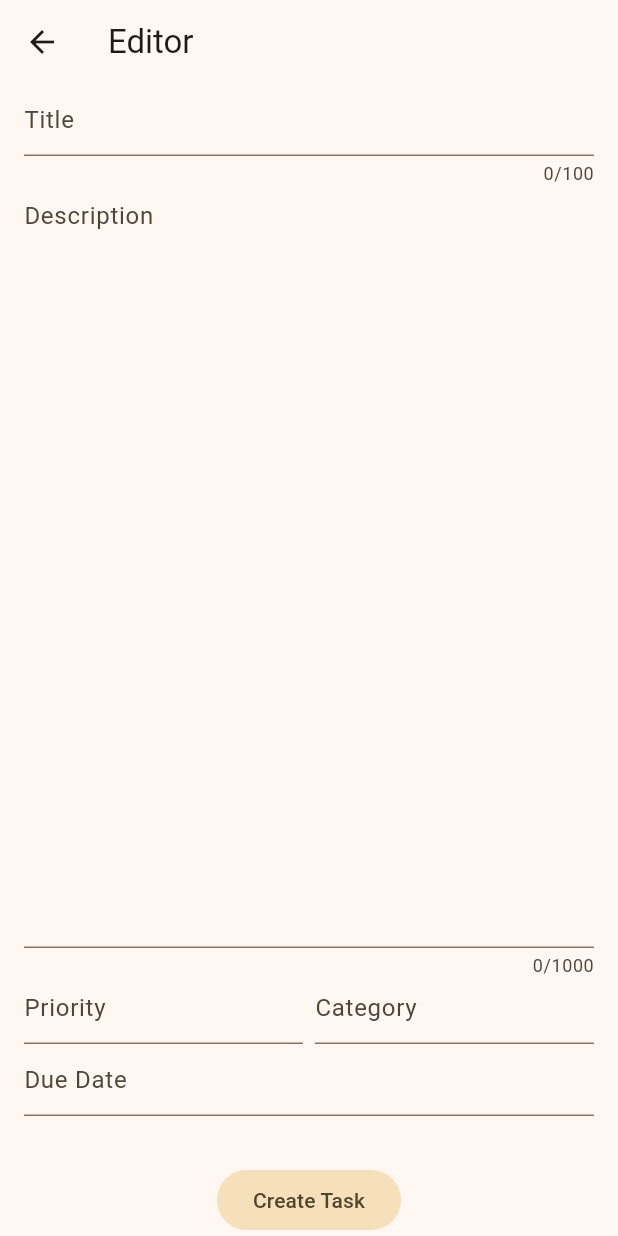
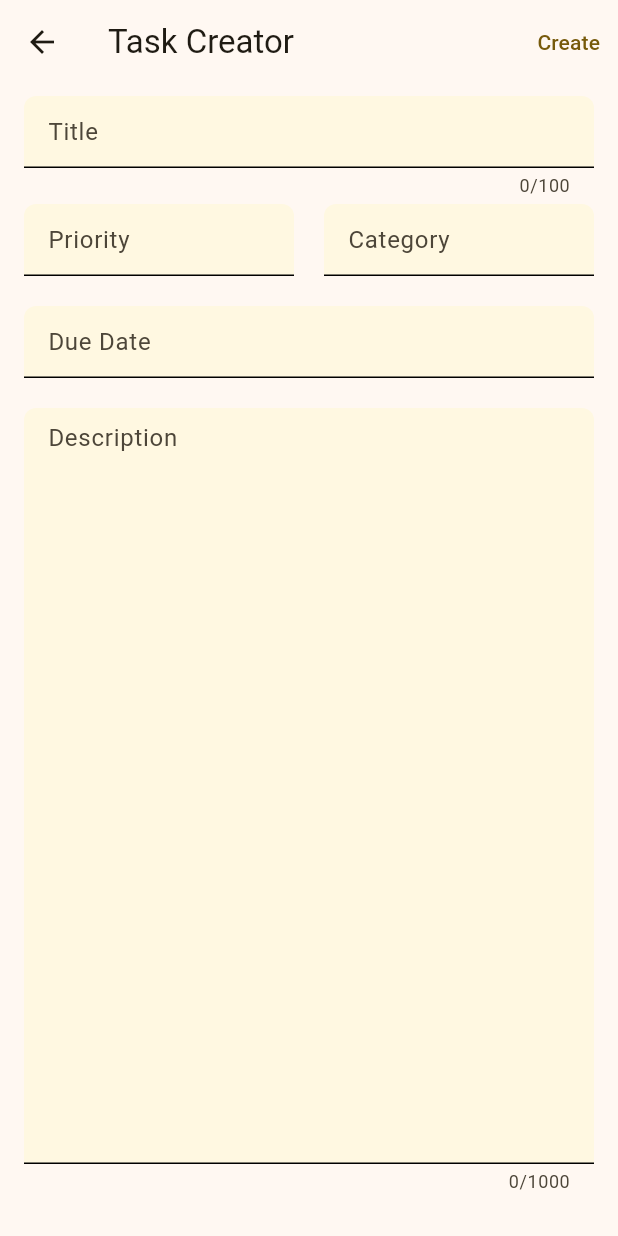
Before and after one commit to artem-petrushenko/taskhub, a Flutter app: the screen it shows after launch, after a tap on the "create" icon, on a phone screen of 412 x 824 dp. Run offline on Flutter 3.47's test engine with Material 2 defaults, Android fonts, the phone set to English and light mode, and no system bars; our stand-ins replace bloc_concurrency, cloud_firestore, firebase_auth, firebase_core, firebase_crashlytics, flutter_bloc and 2 more; accounts and stored records are empty; generated files the repository leaves out were written again; network calls fail.

Commit message:
Added changes to the task creation screen

```diff
--- a/lib/src/app.dart
+++ b/lib/src/app.dart
@@ -23,6 +23,58 @@ class App extends StatelessWidget {
           disabledElevation: 0.0,
           highlightElevation: 0.0,
         ),
+        inputDecorationTheme: InputDecorationTheme(
+          fillColor: Colors.amber.shade50,
+          filled: true,
+          errorBorder: UnderlineInputBorder(
+            borderRadius: const BorderRadius.only(
+              topLeft: Radius.circular(8.0),
+              topRight: Radius.circular(8.0),
+            ),
+            borderSide: BorderSide(
+              width: 2.0,
+              color: Colors.red.shade900,
+            ),
+          ),
+          focusedBorder: const UnderlineInputBorder(
+            borderRadius: BorderRadius.only(
+              topLeft: Radius.circular(8.0),
+              topRight: Radius.circular(8.0),
+            ),
+          ),
+          focusedErrorBorder: UnderlineInputBorder(
+            borderRadius: const BorderRadius.only(
+              topLeft: Radius.circular(8.0),
+              topRight: Radius.circular(8.0),
+            ),
+            borderSide: BorderSide(
+              width: 2.0,
+              color: Colors.red.shade900,
+            ),
+          ),
+          disabledBorder: UnderlineInputBorder(
+            borderRadius: const BorderRadius.only(
+              topLeft: Radius.circular(8.0),
+              topRight: Radius.circular(8.0),
+            ),
+            borderSide: BorderSide(
+              width: 2.0,
+              color: Colors.red.shade900,
+            ),
+          ),
+          enabledBorder: const UnderlineInputBorder(
+            borderRadius: BorderRadius.only(
+              topLeft: Radius.circular(8.0),
+              topRight: Radius.circular(8.0),
+            ),
+          ),
+          border: const UnderlineInputBorder(
+            borderRadius: BorderRadius.only(
+              topLeft: Radius.circular(8.0),
+              topRight: Radius.circular(8.0),
+            ),
+          ),
+        ),
       ),
       routes: _navigation.routes,
       onGenerateRoute: _navigation.onGenerateRoute,
--- a/lib/src/feature/creator/widget/creator_view.dart
+++ b/lib/src/feature/creator/widget/creator_view.dart
@@ -1,8 +1,8 @@
 import 'dart:async';
 
+import 'package:intl/intl.dart';
 import 'package:flutter/material.dart';
 import 'package:flutter_bloc/flutter_bloc.dart';
-import 'package:intl/intl.dart';
 
 import 'package:taskhub/src/common/model/task/task_model.dart';
 import 'package:taskhub/src/feature/creator/bloc/creator_bloc.dart';
@@ -25,65 +25,6 @@ class _CreatorViewState extends State<CreatorView> {
 
     final state = context.watch<CreatorBloc>().state;
     final formKey = GlobalKey<FormState>();
-    Completer<String?> categoryCompleter = Completer<String?>();
-    List<String> categories = ['Work', 'Home', 'Other'];
-
-    Completer<String?> priorityCompleter = Completer<String?>();
-    List<String> priority = ['High', 'Medium', 'Low'];
-
-    Future<String?> openPriorityDialog() async {
-      priorityCompleter = Completer<String?>();
-      await showDialog<String?>(
-        context: context,
-        builder: (BuildContext context) {
-          return AlertDialog(
-            title: const Text('Select a Priority'),
-            content: Column(
-              mainAxisSize: MainAxisSize.min,
-              children: priority
-                  .map(
-                    (e) => ListTile(
-                      title: Text(e),
-                      onTap: () {
-                        Navigator.of(context).pop(e);
-                        priorityCompleter.complete(e);
-                      },
-                    ),
-                  )
-                  .toList(),
-            ),
-          );
-        },
-      );
-      return priorityCompleter.future;
-    }
-
-    Future<String?> openCategoryDialog() async {
-      categoryCompleter = Completer<String?>();
-      await showDialog<String?>(
-        context: context,
-        builder: (BuildContext context) {
-          return AlertDialog(
-            title: const Text('Select a Category'),
-            content: Column(
-              mainAxisSize: MainAxisSize.min,
-              children: categories
-                  .map(
-                    (e) => ListTile(
-                      title: Text(e),
-                      onTap: () {
-                        Navigator.of(context).pop(e);
-                        categoryCompleter.complete(e);
-                      },
-                    ),
-                  )
-                  .toList(),
-            ),
-          );
-        },
-      );
-      return categoryCompleter.future;
-    }
 
     return BlocListener<CreatorBloc, CreatorState>(
       listener: (context, state) {
@@ -97,132 +38,9 @@ class _CreatorViewState extends State<CreatorView> {
       child: Scaffold(
         resizeToAvoidBottomInset: true,
         appBar: AppBar(
-          title: const Text('Editor'),
-        ),
-        body: Stack(
-          alignment: Alignment.bottomCenter,
-          children: [
-            Padding(
-              padding: const EdgeInsets.symmetric(horizontal: 16.0),
-              child: Form(
-                key: formKey,
-                child: Column(
-                  children: [
-                    TextFormField(
-                      controller: nameController,
-                      decoration: const InputDecoration(
-                        hintText: 'Title',
-                      ),
-                      maxLength: 100,
-                      validator: (String? value) {
-                        if (value == null || value == '') {
-                          return 'Title is required.';
-                        } else if (value.length > 100) {
-                          return 'Title should not exceed 100 characters.';
-                        }
-                        return null;
-                      },
-                    ),
-                    Expanded(
-                      child: TextFormField(
-                        controller: descriptionController,
-                        decoration: const InputDecoration(
-                          hintText: 'Description',
-                        ),
-                        expands: true,
-                        maxLines: null,
-                        maxLength: 1000,
-                        validator: (String? value) {
-                          if (value!.isNotEmpty && value.length > 1000) {
-                            return 'Description should not exceed 1000 characters.';
-                          }
-                          return null;
-                        },
-                      ),
-                    ),
-                    Row(
-                      children: [
-                        Expanded(
-                          child: TextFormField(
-                            controller: priorityController,
-                            onTap: () async {
-                              String? priority = await openPriorityDialog();
-                              if (priority != null) {
-                                priorityController.text = priority;
-                              }
-                            },
-                            decoration: const InputDecoration(
-                              hintText: 'Priority',
-                            ),
-                            validator: (String? value) {
-                              if (value == null || value == '') {
-                                return 'Priority is required.';
-                              }
-                              return null;
-                            },
-                          ),
-                        ),
-                        const SizedBox(width: 8.0),
-                        Expanded(
-                          child: TextFormField(
-                            controller: categoryController,
-                            onTap: () async {
-                              String? category = await openCategoryDialog();
-                              if (category != null) {
-                                categoryController.text = category;
-                              }
-                            },
-                            decoration: const InputDecoration(
-                              hintText: 'Category',
-                            ),
-                            validator: (String? value) {
-                              if (value == null || value == '') {
-                                return 'Category is required.';
-                              }
-                              return null;
-                            },
-                          ),
-                        ),
-                      ],
-                    ),
-                    TextFormField(
-                      controller: dueDateController,
-                      decoration: const InputDecoration(
-                        hintText: 'Due Date',
-                      ),
-                      validator: (String? value) {
-                        if (value != null) {
-                          final now = DateTime.now();
-                          if (DateFormat.yMMMd().parse(value).isBefore(now)) {
-                            return 'Due date must be in the future.';
-                          }
-                        }
-                        return null;
-                      },
-                      onTap: () {
-                        final date = DateTime.now();
-                        showDatePicker(
-                          context: context,
-                          initialDate: DateTime.now(),
-                          firstDate: DateTime.now(),
-                          lastDate:
-                              DateTime(date.year + 10, date.month, date.day),
-                        ).then(
-                          (date) {
-                            if (date != null) {
-                              dueDateController.text =
-                                  DateFormat.yMMMd().format(date);
-                            }
-                          },
-                        );
-                      },
-                    ),
-                    const SizedBox(height: 80.0),
-                  ],
-                ),
-              ),
-            ),
-            FilledButton.tonal(
+          title: const Text('Task Creator'),
+          actions: [
+            TextButton(
               onPressed: () {
                 if (formKey.currentState!.validate()) {
                   state.maybeMap(
@@ -247,10 +65,48 @@ class _CreatorViewState extends State<CreatorView> {
                 }
               },
               child: state.map(
-                initial: (state) => const Text('Create Task'),
-                loading: (state) => const CircularProgressIndicator(),
-                success: (state) => const Icon(Icons.more_horiz_sharp),
-                failure: (state) => const Icon(Icons.sms_failed),
+                initial: (state) => const Text('Create'),
+                loading: (state) => const Text('Loading'),
+                success: (state) => const Text('Loading'),
+                failure: (state) => const Text('Failure'),
+              ),
+            ),
+          ],
+        ),
+        body: Stack(
+          alignment: Alignment.bottomCenter,
+          children: [
+            Padding(
+              padding: const EdgeInsets.only(
+                  left: 16.0, right: 16.0, top: 8.0, bottom: 32.0),
+              child: Form(
+                key: formKey,
+                child: Column(
+                  children: [
+                    TitleTextFormField(nameController: nameController),
+                    const SizedBox(height: 4.0),
+                    Row(
+                      children: [
+                        Expanded(
+                          child: PriorityTextFormField(
+                              priorityController: priorityController),
+                        ),
+                        const SizedBox(width: 20.0),
+                        Expanded(
+                          child: CategoryTextFormField(
+                              categoryController: categoryController),
+                        ),
+                      ],
+                    ),
+                    const SizedBox(height: 20.0),
+                    DueDateTextFormField(dueDateController: dueDateController),
+                    const SizedBox(height: 20.0),
+                    Expanded(
+                      child: DescriptionTextFormField(
+                          descriptionController: descriptionController),
+                    ),
+                  ],
+                ),
               ),
             ),
           ],
@@ -259,3 +115,218 @@ class _CreatorViewState extends State<CreatorView> {
     );
   }
 }
+
+class DescriptionTextFormField extends StatelessWidget {
+  const DescriptionTextFormField({
+    super.key,
+    required this.descriptionController,
+  });
+
+  final TextEditingController descriptionController;
+
+  @override
+  Widget build(BuildContext context) {
+    return TextFormField(
+      controller: descriptionController,
+      keyboardType: TextInputType.text,
+      decoration: const InputDecoration(
+        hintText: 'Description',
+      ),
+      expands: true,
+      maxLines: null,
+      textAlignVertical: TextAlignVertical.top,
+      maxLength: 1000,
+      validator: (String? value) {
+        if (value!.isNotEmpty && value.length > 1000) {
+          return 'Description should not exceed 1000 characters.';
+        }
+        return null;
+      },
+    );
+  }
+}
+
+class PriorityTextFormField extends StatelessWidget {
+  const PriorityTextFormField({
+    super.key,
+    required this.priorityController,
+  });
+
+  final TextEditingController priorityController;
+
+  @override
+  Widget build(BuildContext context) {
+    final priority = <String>['High', 'Medium', 'Low'];
+
+    Future<void> openPriorityDialog() async {
+      await showDialog<String?>(
+        context: context,
+        builder: (BuildContext context) {
+          return AlertDialog(
+            title: const Text('Select a Priority'),
+            content: Column(
+              mainAxisSize: MainAxisSize.min,
+              children: priority
+                  .map(
+                    (e) => ListTile(
+                      title: Text(e),
+                      onTap: () {
+                        Navigator.of(context).pop(e);
+                      },
+                    ),
+                  )
+                  .toList(),
+            ),
+          );
+        },
+      ).then((value) {
+        if (value != null) {
+          priorityController.text = value;
+        }
+      });
+    }
+
+    return TextFormField(
+      controller: priorityController,
+      showCursor: false,
+      readOnly: true,
+      onTap: () async => await openPriorityDialog(),
+      decoration: const InputDecoration(
+        hintText: 'Priority',
+      ),
+      validator: (String? value) {
+        if (value == null || value == '') {
+          return 'Priority is required.';
+        }
+        return null;
+      },
+    );
+  }
+}
+
+class TitleTextFormField extends StatelessWidget {
+  const TitleTextFormField({
+    super.key,
+    required this.nameController,
+  });
+
+  final TextEditingController nameController;
+
+  @override
+  Widget build(BuildContext context) {
+    return TextFormField(
+      controller: nameController,
+      decoration: const InputDecoration(
+        hintText: 'Title',
+      ),
+      keyboardType: TextInputType.text,
+      maxLength: 100,
+      validator: (String? value) {
+        if (value == null || value == '') {
+          return 'Title is required.';
+        } else if (value.length > 100) {
+          return 'Title should not exceed 100 characters.';
+        }
+        return null;
+      },
+    );
+  }
+}
+
+class CategoryTextFormField extends StatelessWidget {
+  const CategoryTextFormField({
+    super.key,
+    required this.categoryController,
+  });
+
+  final TextEditingController categoryController;
+
+  @override
+  Widget build(BuildContext context) {
+    final categories = <String>['Work', 'Home', 'Other'];
+
+    Future<void> openCategoryDialog() async {
+      await showDialog<String?>(
+        context: context,
+        builder: (BuildContext context) {
+          return AlertDialog(
+            title: const Text('Select a Category'),
+            content: Column(
+              mainAxisSize: MainAxisSize.min,
+              children: categories
+                  .map((e) => ListTile(
+                      title: Text(e),
+                      onTap: () => Navigator.of(context).pop(e)))
+                  .toList(),
+            ),
+          );
+        },
+      ).then((value) {
+        if (value != null) {
+          categoryController.text = value;
+        }
+      });
+    }
+
+    return TextFormField(
+      controller: categoryController,
+      showCursor: false,
+      readOnly: true,
+      onTap: () async => await openCategoryDialog(),
+      decoration: const InputDecoration(
+        hintText: 'Category',
+      ),
+      validator: (String? value) {
+        if (value == null || value == '') {
+          return 'Category is required.';
+        }
+        return null;
+      },
+    );
+  }
+}
+
+class DueDateTextFormField extends StatelessWidget {
+  const DueDateTextFormField({
+    super.key,
+    required this.dueDateController,
+  });
+
+  final TextEditingController dueDateController;
+
+  @override
+  Widget build(BuildContext context) {
+    return TextFormField(
+      controller: dueDateController,
+      decoration: const InputDecoration(
+        hintText: 'Due Date',
+      ),
+      showCursor: false,
+      readOnly: true,
+      validator: (String? value) {
+        if (value != null) {
+          final now = DateTime.now();
+          if (DateFormat.yMMMd().parse(value).isBefore(now)) {
+            return 'Due date must be in the future.';
+          }
+        }
+        return null;
+      },
+      onTap: () {
+        final date = DateTime.now();
+        showDatePicker(
+          context: context,
+          initialDate: DateTime.now(),
+          firstDate: DateTime.now(),
+          lastDate: DateTime(date.year + 10, date.month, date.day),
+        ).then(
+          (date) {
+            if (date != null) {
+              dueDateController.text = DateFormat.yMMMd().format(date);
+            }
+          },
+        );
+      },
+    );
+  }
+}
```
Also changed, not shown: lib/src/feature/tasks/widget/tasks_view.dart (+9 -18 lines).
